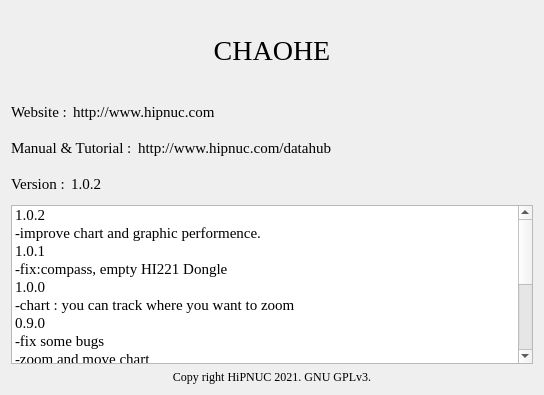
The window that CHCenter/aboutform.ui (dongFangTuring/CHCenter) describes before a commit, drawn with Qt 5.
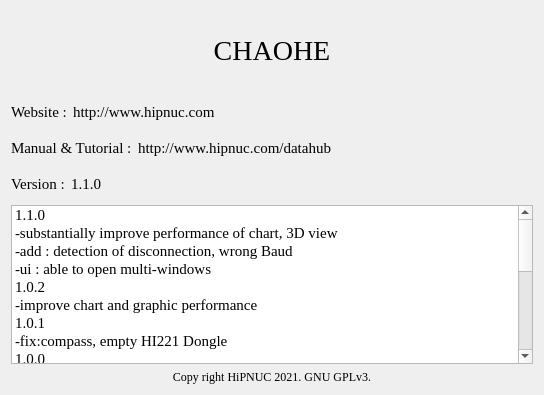
The same window after the commit.

What changed in the file:
```diff
--- a/CHCenter/aboutform.ui
+++ b/CHCenter/aboutform.ui
@@ -141,7 +141,7 @@
         </size>
        </property>
        <property name="text">
-        <string>1.0.2</string>
+        <string>1.1.0</string>
        </property>
       </widget>
      </item>
@@ -164,6 +164,26 @@
      <property name="selectionMode">
       <enum>QAbstractItemView::NoSelection</enum>
      </property>
+     <item>
+      <property name="text">
+       <string>1.1.0</string>
+      </property>
+     </item>
+     <item>
+      <property name="text">
+       <string>-substantially improve performance of chart, 3D view</string>
+      </property>
+     </item>
+     <item>
+      <property name="text">
+       <string>-add : detection of disconnection, wrong Baud</string>
+      </property>
+     </item>
+     <item>
+      <property name="text">
+       <string>-ui : able to open multi-windows</string>
+      </property>
+     </item>
      <item>
       <property name="text">
        <string>1.0.2</string>
@@ -171,7 +191,7 @@
      </item>
      <item>
       <property name="text">
-       <string>-improve chart and graphic performence.</string>
+       <string>-improve chart and graphic performance</string>
       </property>
      </item>
      <item>
```
